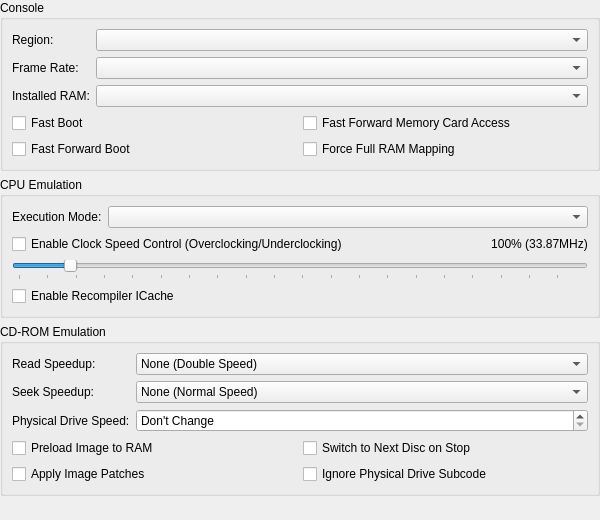
Qt form src/duckstation-qt/consolesettingswidget.ui (stenzek/duckstation) before a commit.
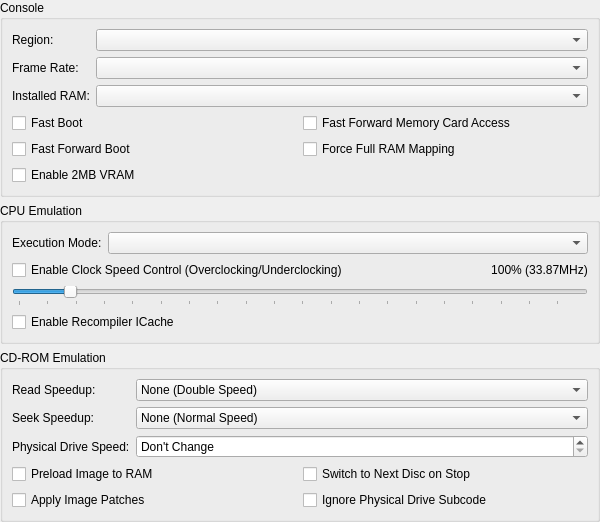
The same form after that commit.

Commit message: GPU: Add optional 2MB VRAM mode

The edit to the form file:
```diff
--- a/src/duckstation-qt/consolesettingswidget.ui
+++ b/src/duckstation-qt/consolesettingswidget.ui
@@ -89,6 +89,13 @@
           </property>
          </widget>
         </item>
+        <item row="2" column="0">
+         <widget class="QCheckBox" name="enable2MBVRAM">
+          <property name="text">
+           <string>Enable 2MB VRAM</string>
+          </property>
+         </widget>
+        </item>
        </layout>
       </item>
      </layout>
```
The commit also changes 44 other files.
